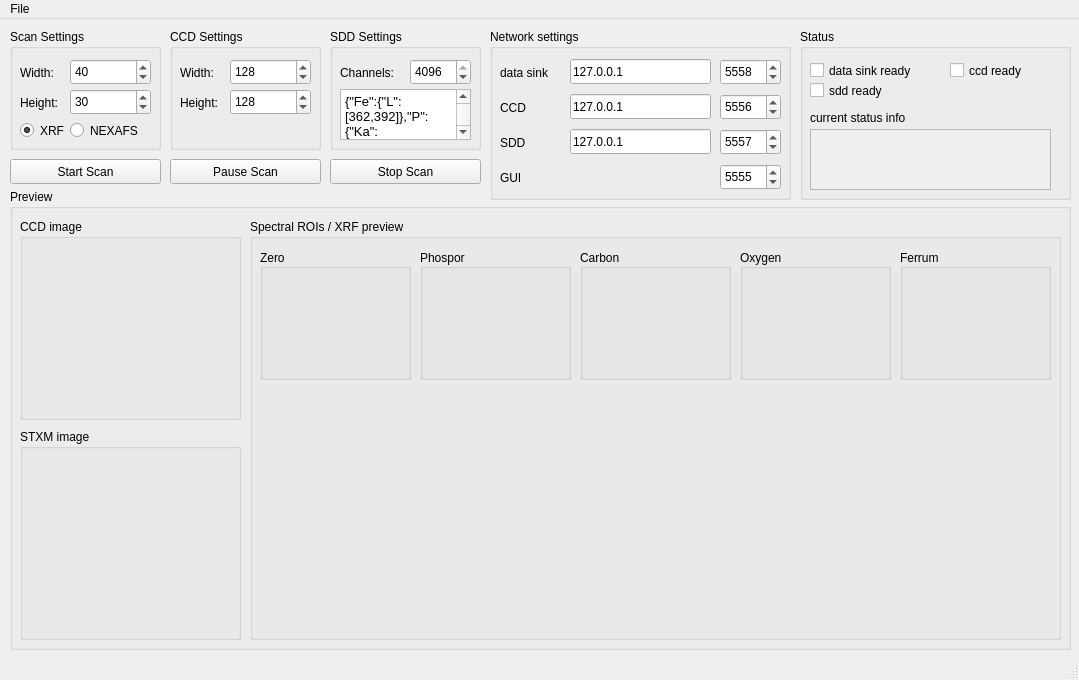
Old version of the form GUI/gui.ui in the repository neitmedia/AnImaX.
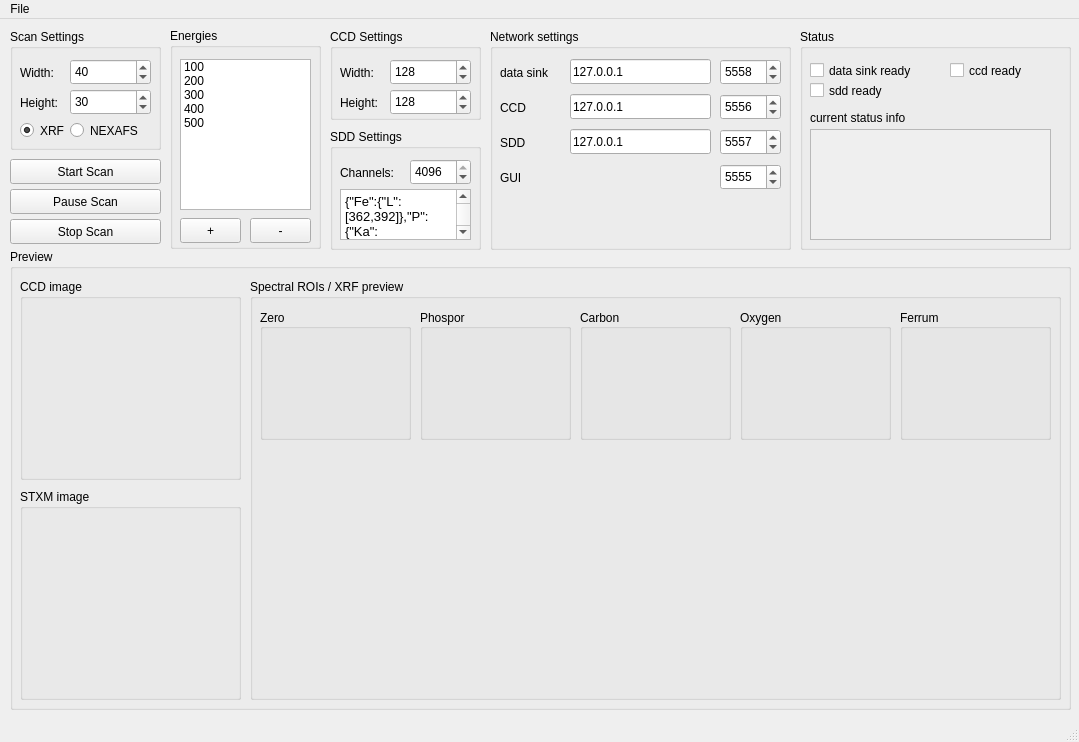
New version of the form.

Patch:
```diff
--- a/GUI/gui.ui
+++ b/GUI/gui.ui
@@ -7,7 +7,7 @@
     <x>0</x>
     <y>0</y>
     <width>1079</width>
-    <height>680</height>
+    <height>742</height>
    </rect>
   </property>
   <property name="windowTitle">
@@ -117,10 +117,10 @@
    <widget class="QGroupBox" name="groupBox_2">
     <property name="geometry">
      <rect>
-      <x>170</x>
+      <x>330</x>
       <y>10</y>
       <width>151</width>
-      <height>121</height>
+      <height>91</height>
      </rect>
     </property>
     <property name="title">
@@ -189,7 +189,7 @@
     <property name="geometry">
      <rect>
       <x>330</x>
-      <y>10</y>
+      <y>110</y>
       <width>151</width>
       <height>121</height>
      </rect>
@@ -263,7 +263,7 @@
       <x>800</x>
       <y>10</y>
       <width>271</width>
-      <height>171</height>
+      <height>221</height>
      </rect>
     </property>
     <property name="title">
@@ -291,7 +291,7 @@
        <x>10</x>
        <y>100</y>
        <width>241</width>
-       <height>61</height>
+       <height>111</height>
       </rect>
      </property>
     </widget>
@@ -338,8 +338,8 @@
    <widget class="QPushButton" name="pushButton_2">
     <property name="geometry">
      <rect>
-      <x>330</x>
-      <y>140</y>
+      <x>10</x>
+      <y>200</y>
       <width>151</width>
       <height>25</height>
      </rect>
@@ -351,8 +351,8 @@
    <widget class="QPushButton" name="pushButton_3">
     <property name="geometry">
      <rect>
-      <x>170</x>
-      <y>140</y>
+      <x>10</x>
+      <y>170</y>
       <width>151</width>
       <height>25</height>
      </rect>
@@ -365,7 +365,7 @@
     <property name="geometry">
      <rect>
       <x>10</x>
-      <y>170</y>
+      <y>230</y>
       <width>1061</width>
       <height>461</height>
      </rect>
@@ -590,7 +590,7 @@
       <x>490</x>
       <y>10</y>
       <width>301</width>
-      <height>171</height>
+      <height>221</height>
      </rect>
     </property>
     <property name="title">
@@ -770,6 +770,80 @@
      </property>
     </widget>
    </widget>
+   <widget class="QGroupBox" name="groupBox_15">
+    <property name="geometry">
+     <rect>
+      <x>170</x>
+      <y>9</y>
+      <width>151</width>
+      <height>221</height>
+     </rect>
+    </property>
+    <property name="title">
+     <string>Energies</string>
+    </property>
+    <widget class="QListWidget" name="lstEnergies">
+     <property name="geometry">
+      <rect>
+       <x>10</x>
+       <y>31</y>
+       <width>131</width>
+       <height>151</height>
+      </rect>
+     </property>
+     <item>
+      <property name="text">
+       <string>100</string>
+      </property>
+     </item>
+     <item>
+      <property name="text">
+       <string>200</string>
+      </property>
+     </item>
+     <item>
+      <property name="text">
+       <string>300</string>
+      </property>
+     </item>
+     <item>
+      <property name="text">
+       <string>400</string>
+      </property>
+     </item>
+     <item>
+      <property name="text">
+       <string>500</string>
+      </property>
+     </item>
+    </widget>
+    <widget class="QPushButton" name="pushButton">
+     <property name="geometry">
+      <rect>
+       <x>10</x>
+       <y>190</y>
+       <width>61</width>
+       <height>25</height>
+      </rect>
+     </property>
+     <property name="text">
+      <string>+</string>
+     </property>
+    </widget>
+    <widget class="QPushButton" name="pushButton_4">
+     <property name="geometry">
+      <rect>
+       <x>80</x>
+       <y>190</y>
+       <width>61</width>
+       <height>25</height>
+      </rect>
+     </property>
+     <property name="text">
+      <string>-</string>
+     </property>
+    </widget>
+   </widget>
   </widget>
   <widget class="QMenuBar" name="menubar">
    <property name="geometry">
```
